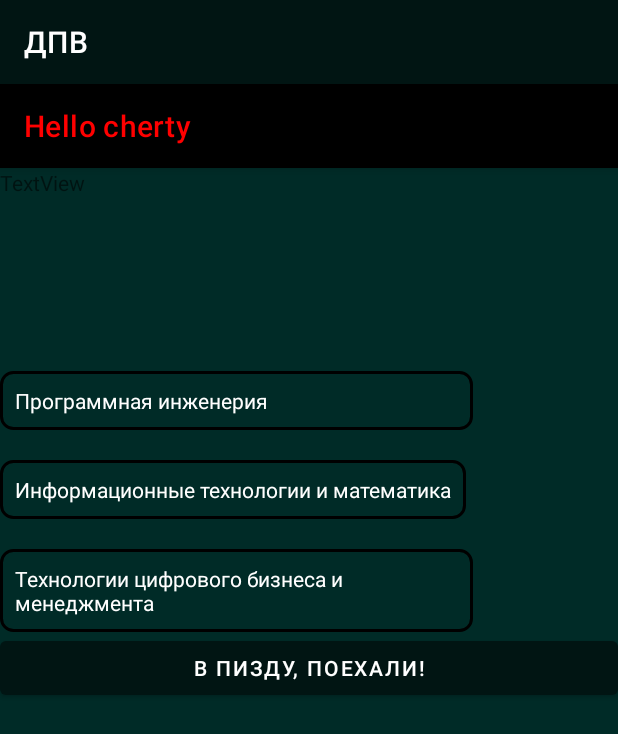
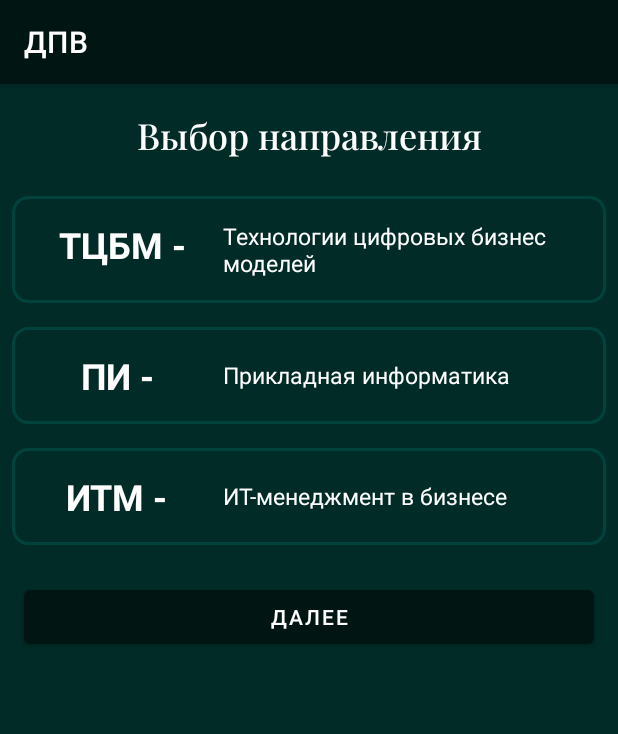
Before and after one commit to madebyhidden/DPV_FA, an Android app: the screen it shows after launch (WayActivity), on a phone screen of 412 x 824 dp. Shown: the top 734 px of the screen. Run offline under Robolectric (Android 15) with nearby library versions, the phone set to English and light mode, and no system bars.

Commit message:
v = v0.6.8

```diff
--- a/app/src/main/java/com/example/fa_dvp_pi/WayActivity.java
+++ b/app/src/main/java/com/example/fa_dvp_pi/WayActivity.java
@@ -5,6 +5,7 @@ import android.content.SharedPreferences;
 import android.os.Bundle;
 import android.view.View;
 import android.widget.Button;
+import android.widget.TableRow;
 import android.widget.TextView;
 
 import androidx.appcompat.app.AppCompatActivity;
@@ -34,26 +35,30 @@ public class WayActivity extends AppCompatActivity {
 //        }
 
 
-        final TextView textViewPI = findViewById(R.id.textViewPI);
-        final TextView textViewITM = findViewById(R.id.textViewITM);
-        final TextView textViewTCBM = findViewById(R.id.textViewTCBM);
+        final TableRow TableViewPI = findViewById(R.id.textViewPI);
+        final TableRow TableViewITM = findViewById(R.id.textViewITM);
+        final TableRow TableViewTCBM = findViewById(R.id.textViewTCBM);
 
-        textViewPI.setOnClickListener(v -> {
-            textViewPI.setBackgroundResource(R.drawable.border_selected);
-            textViewITM.setBackgroundResource(R.drawable.border);
-            textViewTCBM.setBackgroundResource(R.drawable.border);
+        final TextView textViewPI = findViewById(R.id.view_pi);
+        final TextView textViewITM = findViewById(R.id.view_itm);
+        final TextView textViewTCBM = findViewById(R.id.view_tcbm);
+
+        TableViewPI.setOnClickListener(v -> {
+            TableViewPI.setBackgroundResource(R.drawable.border_selected);
+            TableViewITM.setBackgroundResource(R.drawable.border);
+            TableViewTCBM.setBackgroundResource(R.drawable.border);
         });
 
-        textViewITM.setOnClickListener(v -> {
-            textViewPI.setBackgroundResource(R.drawable.border);
-            textViewITM.setBackgroundResource(R.drawable.border_selected);
-            textViewTCBM.setBackgroundResource(R.drawable.border);
+        TableViewITM.setOnClickListener(v -> {
+            TableViewPI.setBackgroundResource(R.drawable.border);
+            TableViewITM.setBackgroundResource(R.drawable.border_selected);
+            TableViewTCBM.setBackgroundResource(R.drawable.border);
         });
 
-        textViewTCBM.setOnClickListener(v -> {
-            textViewPI.setBackgroundResource(R.drawable.border);
-            textViewITM.setBackgroundResource(R.drawable.border);
-            textViewTCBM.setBackgroundResource(R.drawable.border_selected);
+        TableViewTCBM.setOnClickListener(v -> {
+            TableViewPI.setBackgroundResource(R.drawable.border);
+            TableViewITM.setBackgroundResource(R.drawable.border);
+            TableViewTCBM.setBackgroundResource(R.drawable.border_selected);
         });
 
 
--- a/app/src/main/res/drawable/border.xml
+++ b/app/src/main/res/drawable/border.xml
@@ -3,6 +3,6 @@
     android:shape="rectangle">
     <stroke
         android:width="2dp"
-        android:color="#000000" /> <!-- Измените цвет границы здесь -->
-    <corners android:radius="8dp" />
+        android:color="#00433D" /> <!-- Измените цвет границы здесь -->
+    <corners android:radius="10dp" />
 </shape>
--- a/app/src/main/res/drawable/border_selected.xml
+++ b/app/src/main/res/drawable/border_selected.xml
@@ -3,6 +3,6 @@
     android:shape="rectangle">
     <stroke
         android:width="2dp"
-        android:color="#FF0000" /> <!-- Измените цвет границы здесь -->
-    <corners android:radius="8dp" />
+        android:color="#007C70" /> <!-- Измените цвет границы здесь -->
+    <corners android:radius="10dp" />
 </shape>
--- a/app/src/main/res/layout/setting_layout.xml
+++ b/app/src/main/res/layout/setting_layout.xml
@@ -1,83 +1,144 @@
 <?xml version="1.0" encoding="utf-8"?>
-<LinearLayout xmlns:android="http://schemas.android.com/apk/res/android"
+<TableLayout xmlns:android="http://schemas.android.com/apk/res/android"
     xmlns:app="http://schemas.android.com/apk/res-auto"
     xmlns:tools="http://schemas.android.com/tools"
     android:layout_width="match_parent"
     android:layout_height="match_parent"
     android:background="#002B27"
-    android:orientation="vertical">
+    android:orientation="vertical"
 
 
-    <com.google.android.material.appbar.AppBarLayout
-        android:layout_width="match_parent"
-        android:layout_height="wrap_content"
-        android:theme="@style/Theme.FA_DVP_PI.AppBarOverlay">
+    >
 
-        <androidx.appcompat.widget.Toolbar
-            android:id="@+id/toolbar"
-            android:layout_width="match_parent"
-            android:layout_height="?attr/actionBarSize"
-            android:background="#000000"
-            app:popupTheme="@style/Theme.FA_DVP_PI.PopupOverlay"
-            app:title="Hello cherty"
-            app:titleTextColor="#FF0000" />
 
-    </com.google.android.material.appbar.AppBarLayout>
 
     <TextView
         android:id="@+id/textView"
+        style="@style/DateString"
         android:layout_width="match_parent"
-        android:layout_height="85dp"
-        android:text="TextView"
-        tools:text="Выбор направления"
-        tools:textColor="#000000"
-        />
+        android:layout_height="wrap_content"
+        android:gravity="center"
+        android:padding="16dp"
+        android:textSize="24dp"
+        android:text="Выбор направления"
+        android:textColor="#FFFFFF"
+        tools:layout_editor_absoluteX="0dp" />
 
-    <TextView
+
+
+    <TableRow
         android:id="@+id/textViewPI"
-        android:layout_width="315dp"
+        android:layout_width="match_parent"
         android:layout_height="wrap_content"
-        android:layout_centerHorizontal="true"
-        android:layout_marginTop="50dp"
+        android:layout_margin="8dp"
+        android:background="@drawable/border"
+
+        android:clickable="true"
+        android:focusable="true"
+        android:padding="16dp">
+
+        <TextView
+            android:id="@+id/view_tcbm"
+            android:layout_width="wrap_content"
+            android:layout_height="wrap_content"
+            android:layout_weight="2"
+            android:text="ТЦБМ - "
+            android:layout_marginLeft="15dp"
+            android:textColor="@android:color/white"
+            android:layout_gravity=""
+            android:textSize="24dp"
+            android:textStyle="bold" />
+
+        <TextView
+            android:layout_width="wrap_content"
+            android:layout_height="wrap_content"
+            android:layout_weight="3"
+            android:layout_gravity="center_vertical"
+            android:drawablePadding="8dp"
+            android:text="Технологии цифровых бизнес моделей"
+            android:textColor="@android:color/white"
+            android:textSize="15dp"
+             />
+    </TableRow>
+
+    <TableRow
+        android:id="@+id/textViewITM"
+        android:layout_width="match_parent"
+        android:layout_height="wrap_content"
+        android:layout_margin="8dp"
         android:background="@drawable/border"
         android:clickable="true"
         android:focusable="true"
-        android:padding="10dp"
-        android:text="Программная инженерия"
-        android:textColor="@android:color/white" />
+        android:padding="16dp">
 
-    <TextView
-        android:id="@+id/textViewITM"
-        android:layout_width="wrap_content"
+        <TextView
+            android:id="@+id/view_pi"
+            android:layout_width="wrap_content"
+            android:layout_height="wrap_content"
+            android:layout_weight="2"
+            android:text="ПИ - "
+            android:layout_marginLeft="30dp"
+            android:layout_gravity="center_vertical"
+
+            android:textColor="@android:color/white"
+            android:textSize="24dp"
+            android:textStyle="bold" />
+
+        <TextView
+            android:layout_width="308dp"
+            android:layout_height="wrap_content"
+            android:layout_gravity="center_vertical"
+            android:layout_weight="3"
+            android:drawablePadding="8dp"
+            android:text="Прикладная информатика"
+            android:textColor="@android:color/white"
+            android:textSize="15dp"
+             />
+    </TableRow>
+
+    <TableRow
+        android:id="@+id/textViewTCBM"
+        android:layout_width="match_parent"
         android:layout_height="wrap_content"
-        android:layout_below="@id/textViewPI"
-        android:layout_centerHorizontal="true"
-        android:layout_marginTop="20dp"
+        android:layout_margin="8dp"
         android:background="@drawable/border"
         android:clickable="true"
         android:focusable="true"
-        android:padding="10dp"
-        android:text="Информационные технологии и математика"
-        android:textColor="@android:color/white" />
+        android:padding="16dp">
 
-    <TextView
-        android:id="@+id/textViewTCBM"
-        android:layout_width="315dp"
-        android:layout_height="wrap_content"
-        android:layout_below="@id/textViewITM"
-        android:layout_centerHorizontal="true"
-        android:layout_marginTop="20dp"
-        android:background="@drawable/border"
-        android:clickable="true"
-        android:focusable="true"
-        android:padding="10dp"
-        android:text="Технологии цифрового бизнеса и менеджмента"
-        android:textColor="@android:color/white" />
+        <TextView
+            android:id="@+id/view_itm"
+            android:layout_width="150dp"
+            android:layout_height="wrap_content"
+            android:layout_weight="2"
+            android:text="ИТМ - "
+            android:layout_marginLeft="20dp"
+            android:layout_gravity="center_vertical"
+            android:textColor="@android:color/white"
+            android:textSize="24dp"
+            android:textStyle="bold" />
+
+        <TextView
+            android:layout_width="260dp"
+            android:layout_height="wrap_content"
+            android:layout_weight="3"
+            android:drawablePadding="8dp"
+            android:layout_gravity="center_vertical"
+            android:text="ИТ-менеджмент в бизнесе"
+            android:textColor="@android:color/white"
+            android:textSize="15dp"
+             />
+    </TableRow>
 
     <Button
         android:id="@+id/btn_go_next"
-        android:layout_width="match_parent"
+        android:layout_width="wrap_content"
         android:layout_height="wrap_content"
-        android:text="В пизду, поехали!" />
+        android:layout_margin="16dp"
+        android:text="Далее"
+        android:textColor="@color/white"
+        app:layout_constraintBottom_toBottomOf="parent"
+        app:layout_constraintEnd_toEndOf="parent"
+        app:layout_constraintTop_toBottomOf="@+id/tableRow3" />
 
-</LinearLayout>
+</TableLayout>
```
